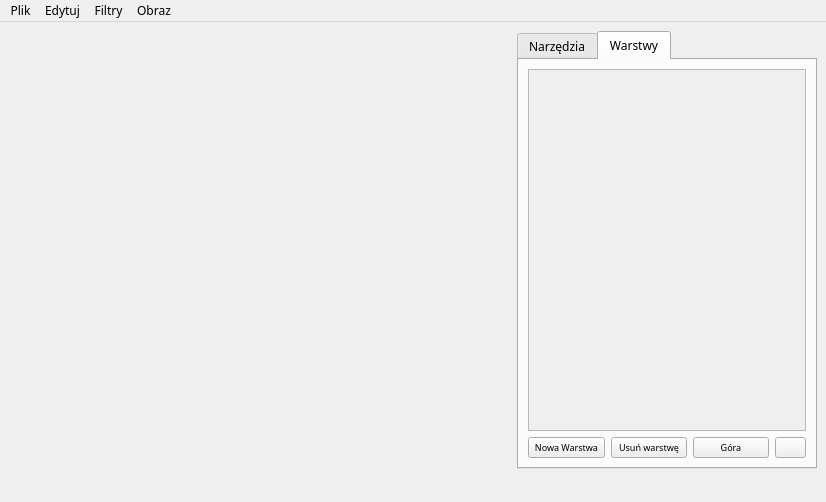
Before: the Qt Designer form src/uis/MainWindowX.ui in A1rWaxta/RasterShop, drawn with Qt 5.
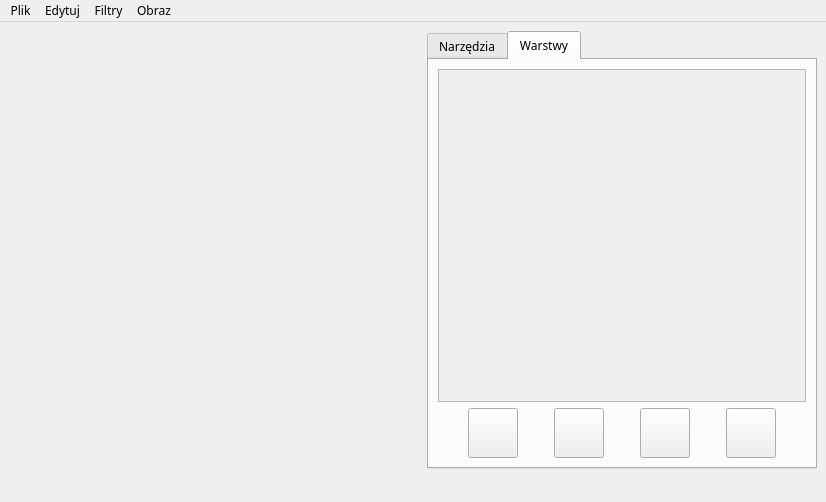
After: the same form once the commit is applied. The open tabs and pages were chosen to show the change. Icons and pictures are not drawn. Custom widgets are drawn as their Qt base class.

Diff of the .ui file:
```diff
--- a/src/uis/MainWindowX.ui
+++ b/src/uis/MainWindowX.ui
@@ -71,13 +71,13 @@
      <widget class="QTabWidget" name="tabWidget">
       <property name="minimumSize">
        <size>
-        <width>300</width>
+        <width>390</width>
         <height>0</height>
        </size>
       </property>
       <property name="maximumSize">
        <size>
-        <width>300</width>
+        <width>390</width>
         <height>16777215</height>
        </size>
       </property>
@@ -143,42 +143,93 @@
          <layout class="QHBoxLayout" name="horizontalLayout_2">
           <item>
            <widget class="QPushButton" name="addLayerButton">
+            <property name="minimumSize">
+             <size>
+              <width>50</width>
+              <height>50</height>
+             </size>
+            </property>
+            <property name="maximumSize">
+             <size>
+              <width>50</width>
+              <height>50</height>
+             </size>
+            </property>
             <property name="font">
              <font>
               <pointsize>7</pointsize>
              </font>
             </property>
             <property name="text">
-             <string>Nowa Warstwa</string>
+             <string/>
             </property>
            </widget>
           </item>
           <item>
            <widget class="QPushButton" name="deleteLayerButton">
+            <property name="minimumSize">
+             <size>
+              <width>50</width>
+              <height>50</height>
+             </size>
+            </property>
+            <property name="maximumSize">
+             <size>
+              <width>50</width>
+              <height>50</height>
+             </size>
+            </property>
             <property name="font">
              <font>
               <pointsize>7</pointsize>
              </font>
             </property>
-            <property name="text">
+            <property name="toolTip">
              <string>Usuń warstwę</string>
             </property>
+            <property name="text">
+             <string/>
+            </property>
            </widget>
           </item>
           <item>
            <widget class="QPushButton" name="moveLayerUpButton">
+            <property name="minimumSize">
+             <size>
+              <width>50</width>
+              <height>50</height>
+             </size>
+            </property>
+            <property name="maximumSize">
+             <size>
+              <width>50</width>
+              <height>50</height>
+             </size>
+            </property>
             <property name="font">
              <font>
               <pointsize>7</pointsize>
              </font>
             </property>
             <property name="text">
-             <string>Góra</string>
+             <string/>
             </property>
            </widget>
           </item>
           <item>
            <widget class="QPushButton" name="moveLayerDownButton">
+            <property name="minimumSize">
+             <size>
+              <width>50</width>
+              <height>50</height>
+             </size>
+            </property>
+            <property name="maximumSize">
+             <size>
+              <width>50</width>
+              <height>50</height>
+             </size>
+            </property>
             <property name="font">
              <font>
               <pointsize>7</pointsize>
@@ -205,8 +256,8 @@
             <rect>
              <x>0</x>
              <y>0</y>
-             <width>276</width>
-             <height>343</height>
+             <width>366</width>
+             <height>317</height>
             </rect>
            </property>
            <layout class="QVBoxLayout" name="verticalLayout_2">
```
Left out of the diff: 15 changed lines with no effect on the pictures.
